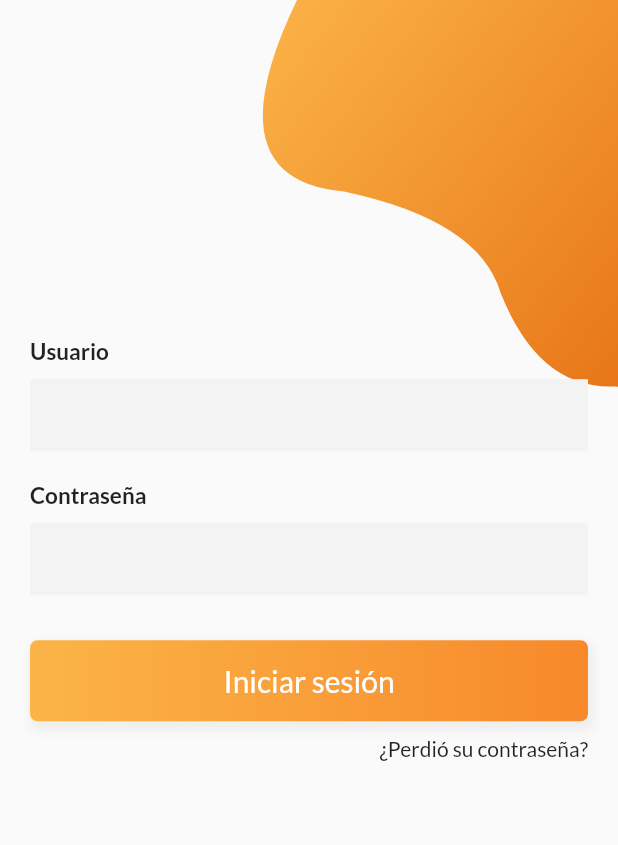
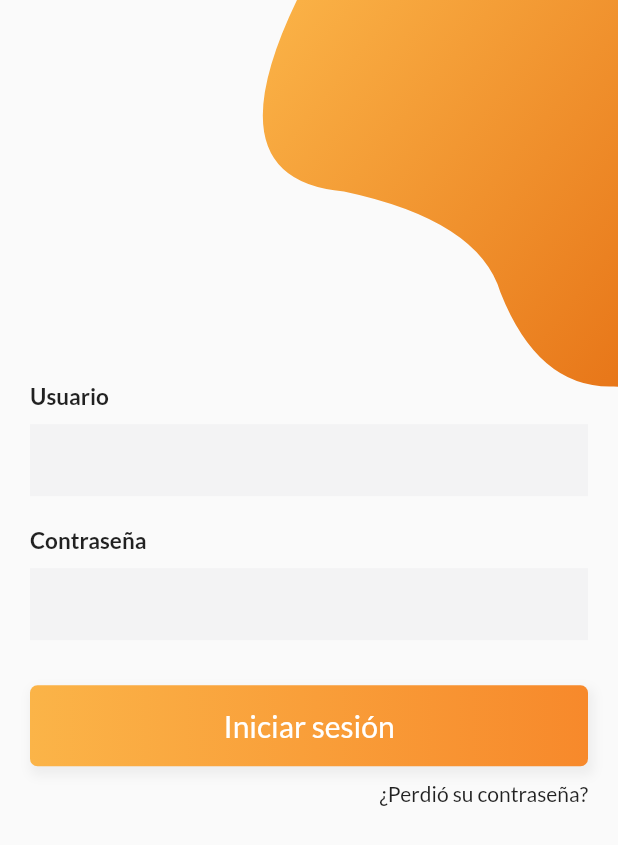
Before and after one commit to gallottohugo/tigers_app, a Flutter app: the screen it shows after launch, after a tap on "Iniciar sesión", on a phone screen of 412 x 824 dp. Shown: the top 845 px of the screen. Run offline on Flutter 3.47's test engine with Material 2 defaults, Android fonts, the phone set to English and light mode, and no system bars; our stand-ins replace google_fonts, shared_preferences.

Commit message:
Refact login page

```diff
--- a/lib/src/Pages/Users/login_page.dart
+++ b/lib/src/Pages/Users/login_page.dart
@@ -1,6 +1,8 @@
+import 'dart:ui';
+
 import 'package:flutter/material.dart';
 import 'package:flutter_login_signup/src/Providers/users_provider.dart';
-import 'package:flutter_login_signup/src/Widget/bezierContainer.dart';
+import 'package:flutter_login_signup/src/widgets/bezierContainer.dart';
 
 
 class LoginPage extends StatefulWidget {
@@ -14,11 +16,67 @@ class _LoginPageState extends State<LoginPage> {
 	final formKey = GlobalKey<FormState>();
 	String currentUser = "";
 	String currentPassword = "";
+	bool showLoading = false;
+
+
+  	@override
+  	Widget build(BuildContext context) {
+    	final height = MediaQuery.of(context).size.height;
+		return Scaffold(
+        	body: Container(
+      			height: height,
+      			child: Stack(
+        			children: <Widget>[
+          				Positioned(
+              				top: -height * .15,
+              				right: -MediaQuery.of(context).size.width * .4,
+              				child: BezierContainer()),
+          					Container(
+            					padding: EdgeInsets.symmetric(horizontal: 20),
+            					child: SingleChildScrollView(
+              					child: Column(
+                					crossAxisAlignment: CrossAxisAlignment.center,
+                					mainAxisAlignment: MainAxisAlignment.center,
+                					children: <Widget>[
+										SizedBox(height: height * .2),
+										SizedBox(height: 80),
+										_emailPasswordWidget(),
+										SizedBox(height: 20),
+										_submitButton(),
+										Container(
+											padding: EdgeInsets.symmetric(vertical: 10),
+											alignment: Alignment.centerRight,
+											child: Text('¿Perdió su contraseña?', style: TextStyle(fontSize: 14, fontWeight: FontWeight.w500)),
+										),
+                					],
+              					),
+							),
+          				),
+						showLoading == true ?
+				  			AbsorbPointer(
+				  				child: BackdropFilter(
+				  					filter: ImageFilter.blur(sigmaX: 5, sigmaY: 5),
+				  					child: Container(
+				  						padding: EdgeInsets.only(top: 20),
+				  						child: Center(
+											  child: CircularProgressIndicator(
+												backgroundColor: Colors.transparent,
+												valueColor: new AlwaysStoppedAnimation<Color>(Color(0xffe46b10)),
+											)
+										)
+				  					)
+				  				)
+				  			)
+				  		: Container()
+        			],
+      			),
+    		)
+		);
+  	}
 
 
 
-
-  	Widget _submitButton() {
+	  Widget _submitButton() {
     	return GestureDetector(
 			child: Container(
 				width: MediaQuery.of(context).size.width,
@@ -43,9 +101,17 @@ class _LoginPageState extends State<LoginPage> {
 				),
     	  	),
 			onTap: () async {
+				setState(() { showLoading = true; });
 				formKey.currentState.save();
 				UserProvider userProvider = UserProvider();
-				var response = userProvider.login(user: currentUser, password: currentPassword);
+				Map<String, dynamic> response = await userProvider.login(user: currentUser, password: currentPassword);
+				setState(() { showLoading = false; });
+				if (response["ok"] == true){
+
+				} else {
+
+				}
+
 			},
     	);
   	}
@@ -104,49 +170,4 @@ class _LoginPageState extends State<LoginPage> {
 			)
     	);
   	}
-
-
-	void _onSavedUser(String value){ }
-	void _onSavedPassword(String value){ currentPassword = value;}
-
-
-
-  	@override
-  	Widget build(BuildContext context) {
-    	final height = MediaQuery.of(context).size.height;
-		return Scaffold(
-        	body: Container(
-      			height: height,
-      			child: Stack(
-        			children: <Widget>[
-          				Positioned(
-              				top: -height * .15,
-              				right: -MediaQuery.of(context).size.width * .4,
-              				child: BezierContainer()),
-          					Container(
-            					padding: EdgeInsets.symmetric(horizontal: 20),
-            					child: SingleChildScrollView(
-              					child: Column(
-                					crossAxisAlignment: CrossAxisAlignment.center,
-                					mainAxisAlignment: MainAxisAlignment.center,
-                					children: <Widget>[
-										SizedBox(height: height * .2),
-										SizedBox(height: 50),
-										_emailPasswordWidget(),
-										SizedBox(height: 20),
-										_submitButton(),
-										Container(
-											padding: EdgeInsets.symmetric(vertical: 10),
-											alignment: Alignment.centerRight,
-											child: Text('¿Perdió su contraseña?', style: TextStyle(fontSize: 14, fontWeight: FontWeight.w500)),
-										),
-                					],
-              					),
-							),
-          				),
-        			],
-      			),
-    		)
-		);
-  	}
 }
```
